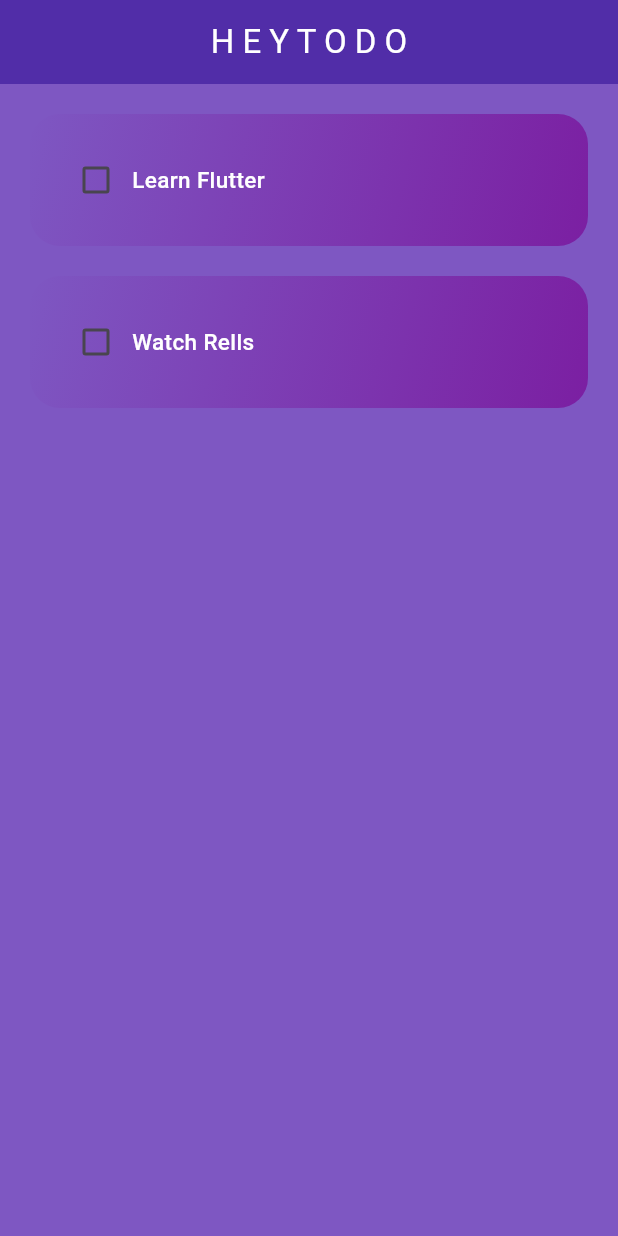
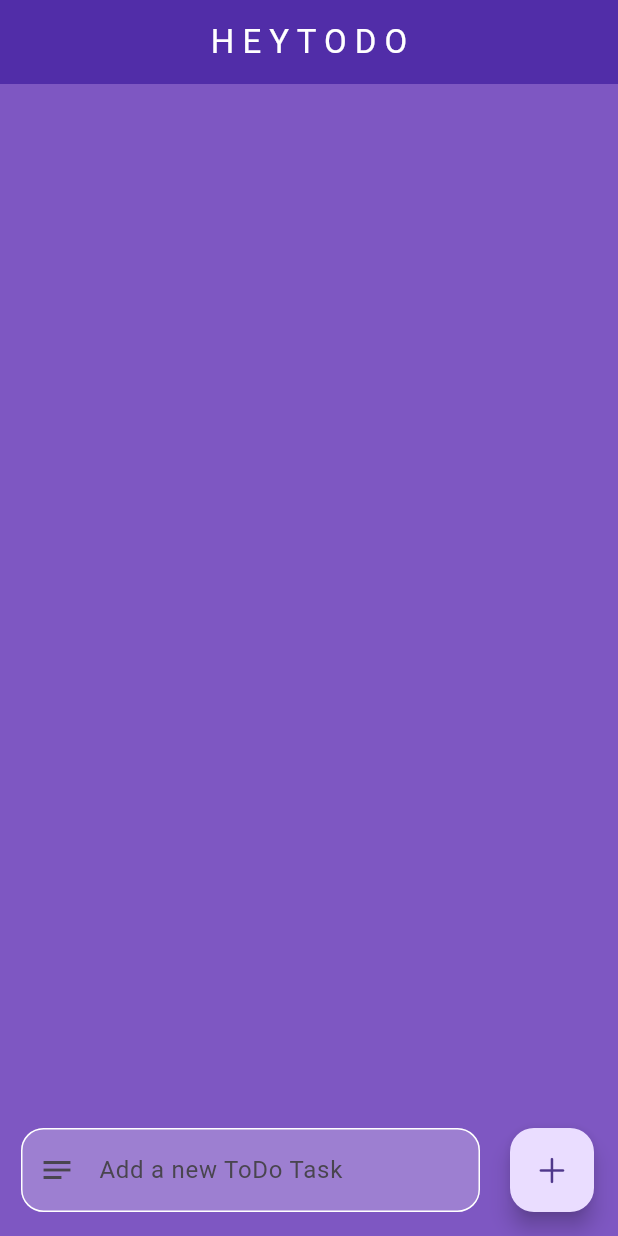
Before and after one commit to VishnuCodes01/ToDo, a Flutter app: the screen it shows after launch, on a phone screen of 412 x 824 dp. Run offline on Flutter 3.47's test engine with Material 3 defaults, Android fonts, the phone set to English and light mode, and no system bars; our stand-ins replace flutter_slidable.

Commit message:
TODO-APp

```diff
--- a/lib/pages/home_page.dart
+++ b/lib/pages/home_page.dart
@@ -10,10 +10,22 @@ class HomePage extends StatefulWidget {
 }
 
 class _HomePageState extends State<HomePage> {
-  List todoList = [
-    ['Learn Flutter', false],
-    ['Watch Rells', false],
-  ];
+  final _controller = TextEditingController();
+  List todoList = [];
+
+  void saveNewTask() {
+    setState(() {
+      todoList.add([_controller.text, false]);
+    });
+  }
+
+  void deleteTask(int index) {
+    setState(() {
+      todoList.removeAt(index);
+      _controller.clear();
+    });
+  }
+
   @override
   Widget build(BuildContext context) {
     void checkBoxChanged(int index) {
@@ -38,8 +50,45 @@ class _HomePageState extends State<HomePage> {
             taskName: todoList[index][0],
             taskCompleted: todoList[index][1],
             onChanged: (value) => checkBoxChanged(index),
+            deleteFunction: (context) => deleteTask(index),
           );
         },
+      ),
+      floatingActionButton: Padding(
+        padding: const EdgeInsets.only(left: 10.0),
+        child: Row(
+          children: [
+            Expanded(
+                child: Padding(
+              padding: const EdgeInsets.symmetric(horizontal: 20.0),
+              child: TextField(
+                controller: _controller,
+                decoration: InputDecoration(
+                  prefixIcon: const Icon(Icons.notes_outlined),
+                  hintText: 'Add a new ToDo Task',
+                  filled: true,
+                  fillColor: Colors.white24,
+                  enabledBorder: OutlineInputBorder(
+                    borderRadius: BorderRadius.circular(15),
+                    borderSide: const BorderSide(
+                      color: CupertinoColors.white,
+                    ),
+                  ),
+                  focusedBorder: OutlineInputBorder(
+                    borderRadius: BorderRadius.circular(15),
+                    borderSide: const BorderSide(
+                      color: Colors.white70,
+                    ),
+                  ),
+                ),
+              ),
+            )),
+            FloatingActionButton(
+              onPressed: saveNewTask,
+              child: const Icon(CupertinoIcons.add),
+            ),
+          ],
+        ),
       ),
     );
   }
--- a/lib/todo/todo_list.dart
+++ b/lib/todo/todo_list.dart
@@ -1,23 +1,21 @@
 import 'package:flutter/cupertino.dart';
 import 'package:flutter/material.dart';
+import 'package:flutter_slidable/flutter_slidable.dart';
 
-class TodoList extends StatefulWidget {
+class TodoList extends StatelessWidget {
   const TodoList({
     super.key,
     required this.taskName,
     required this.taskCompleted,
-    this.onChanged,
+    required this.onChanged,
+    required this.deleteFunction,
   });
 
   final String taskName;
   final bool taskCompleted;
   final Function(bool?)? onChanged;
+  final Function(BuildContext)? deleteFunction;
 
-  @override
-  State<TodoList> createState() => _TodoListState();
-}
-
-class _TodoListState extends State<TodoList> {
   @override
   Widget build(BuildContext context) {
     return Padding(
@@ -27,36 +25,50 @@ class _TodoListState extends State<TodoList> {
           top: 20.0,
           bottom: 0,
         ),
+        child: Slidable(
+          endActionPane: ActionPane(
+            motion: const StretchMotion(),
+            children: [
+              SlidableAction(
+                onPressed: deleteFunction,
+                icon: CupertinoIcons.delete,
+                borderRadius: BorderRadius.circular(15),
+              ),
+            ],
+          ),
           child: Container(
             padding: const EdgeInsets.all(20),
             decoration: BoxDecoration(
-          gradient: LinearGradient(
-            colors: [
-              Colors.deepPurple.shade400,
-              Colors.purple.shade700,
-            ],
-            begin: Alignment.topLeft,
-            end: Alignment.bottomRight,
-          ),
+              color: Colors.deepPurple.shade600,
               borderRadius: BorderRadius.circular(20),
             ),
             child: Row(
               children: [
                 Checkbox(
-              value: widget.taskCompleted,
-              onChanged: widget.onChanged,
+                  value: taskCompleted,
+                  onChanged: onChanged,
+                  checkColor: CupertinoColors.black,
+                  activeColor: CupertinoColors.white,
+                  side: const BorderSide(
+                    color: CupertinoColors.white,
+                  ),
                 ),
                 Text(
-              widget.taskName,
-              style: const TextStyle(
+                  taskName,
+                  style: TextStyle(
                     color: CupertinoColors.white,
                     fontSize: 15,
                     fontWeight: FontWeight.w500,
+                    decoration: taskCompleted
+                        ? TextDecoration.lineThrough
+                        : TextDecoration.none,
+                    decorationColor: CupertinoColors.white,
+                    decorationThickness: 2,
                   ),
                 ),
               ],
             ),
           ),
-    );
+        ));
   }
 }
--- a/pubspec.yaml
+++ b/pubspec.yaml
@@ -35,6 +35,7 @@ dependencies:
   # The following adds the Cupertino Icons font to your application.
   # Use with the CupertinoIcons class for iOS style icons.
   cupertino_icons: ^1.0.8
+  flutter_slidable: ^3.1.1
 
 dev_dependencies:
   flutter_test:
```
Also changed, not shown: pubspec.lock. Lines whose indentation alone changed are shown as unchanged.
